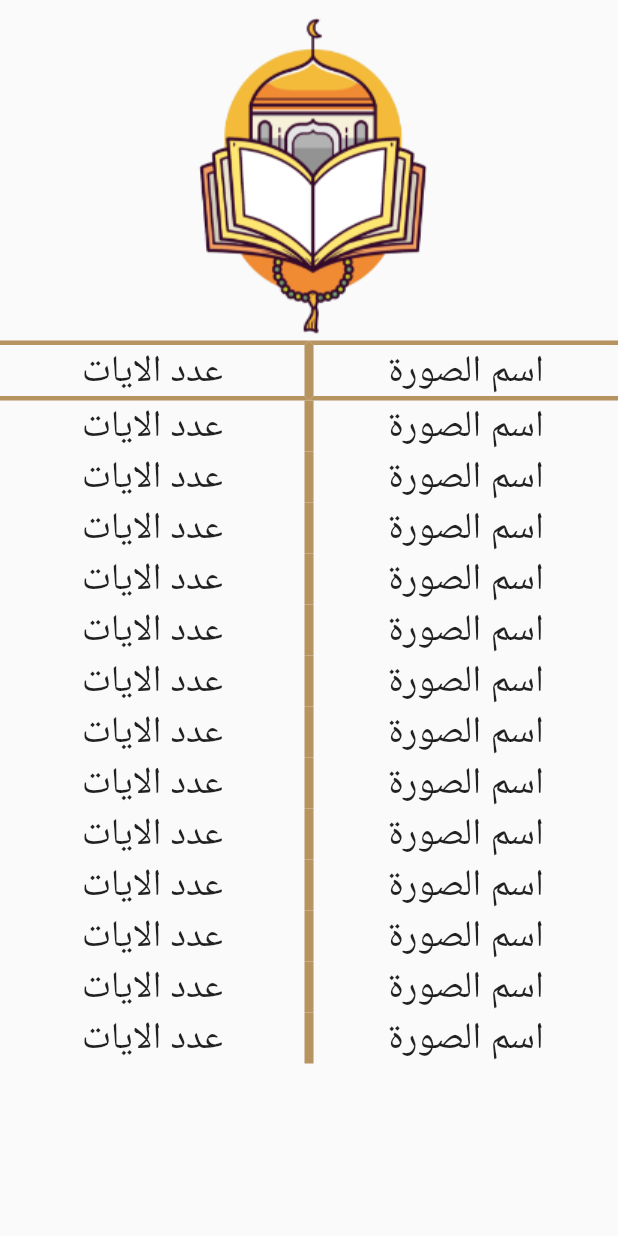
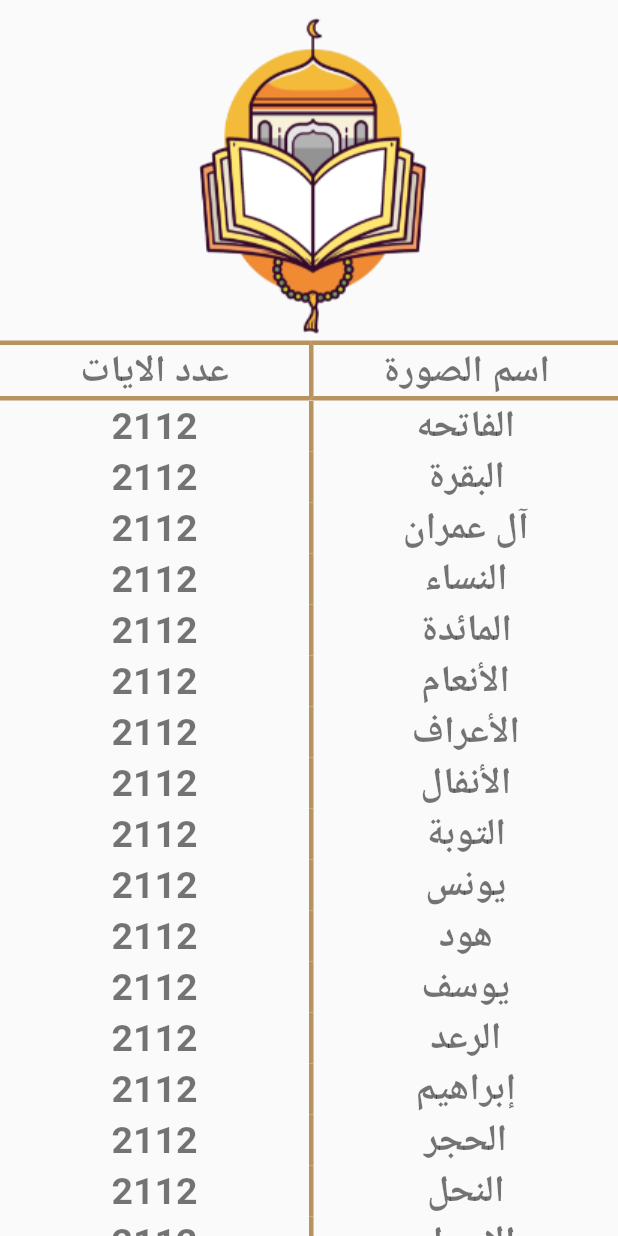
Before and after one commit to hassanProDev/quranApp, a Flutter app: the QuranScreen screen opened directly, on a phone screen of 412 x 824 dp. Run offline on Flutter 3.47's test engine with Material 2 defaults, Android fonts, the phone set to English and light mode, and no system bars.

Commit message:
add event to item of quran screen and set style

```diff
--- /dev/null
+++ b/lib/app_data/sura_data.dart
@@ -0,0 +1,26 @@
+
+
+class SuraData{
+  String? suraName;
+  String? ayatCount;
+  SuraData({this.suraName,this.ayatCount='2112'});
+}
+
+List<String> suraName=["الفاتحه","البقرة","آل عمران","النساء","المائدة","الأنعام","الأعراف","الأنفال","التوبة","يونس","هود"
+  ,"يوسف","الرعد","إبراهيم","الحجر","النحل","الإسراء","الكهف","مريم","طه","الأنبياء","الحج","المؤمنون"
+  ,"النّور","الفرقان","الشعراء","النّمل","القصص","العنكبوت","الرّوم","لقمان","السجدة","الأحزاب","سبأ"
+  ,"فاطر","يس","الصافات","ص","الزمر","غافر","فصّلت","الشورى","الزخرف","الدّخان","الجاثية","الأحقاف"
+  ,"محمد","الفتح","الحجرات","ق","الذاريات","الطور","النجم","القمر","الرحمن","الواقعة","الحديد","المجادلة"
+  ,"الحشر","الممتحنة","الصف","الجمعة","المنافقون","التغابن","الطلاق","التحريم","الملك","القلم","الحاقة","المعارج"
+  ,"نوح","الجن","المزّمّل","المدّثر","القيامة","الإنسان","المرسلات","النبأ","النازعات","عبس","التكوير","الإنفطار"
+  ,"المطفّفين","الإنشقاق","البروج","الطارق","الأعلى","الغاشية","الفجر","البلد","الشمس","الليل","الضحى","الشرح"
+  ,"التين","العلق","القدر","البينة","الزلزلة","العاديات","القارعة","التكاثر","العصر",
+  "الهمزة","الفيل","قريش","الماعون","الكوثر","الكافرون","النصر","المسد","الإخلاص","الفلق","الناس"];
+
+List<SuraData> suraData=[];
+
+void addSuraData(){
+  for(int i=0;i<suraName.length;i++){
+    suraData.add(SuraData(suraName: suraName[i]));
+  }
+}
--- a/lib/customise_widget/custom_quran_title.dart
+++ b/lib/customise_widget/custom_quran_title.dart
@@ -23,10 +23,7 @@ class CustomQuranTitle extends StatelessWidget {
         alignment: Alignment.center,
         child: Text(
           '$title',
-          style: TextStyle(
-            fontSize: 25,
-            fontWeight: FontWeight.w400,
-          ),
+          style:Theme.of(context).textTheme.headline2,
         ),
         decoration: BoxDecoration(
           border: Border(
--- /dev/null
+++ b/lib/customise_widget/custom_sura_data.dart
@@ -0,0 +1,32 @@
+import 'package:flutter/material.dart';
+import 'package:islami_app/app_data/sura_data.dart';
+
+import '../reused_style/reused_style.dart';
+import 'custom_quran_title.dart';
+
+class CustomSuraData extends StatelessWidget {
+  final SuraData? suraData;
+  final VoidCallback? func;
+  const CustomSuraData({Key? key,this.suraData,this.func}) : super(key: key);
+
+  @override
+  Widget build(BuildContext context) {
+    return InkWell(
+      onTap: (){
+        func!();
+      },
+      child: Row(
+        children: [
+          CustomQuranTitle(
+            title: '${suraData!.ayatCount}',
+            // right: borderSideOfQuranScreen,
+          ),
+          CustomQuranTitle(
+            title: '${suraData!.suraName}',
+            left: borderSideOfQuranScreen,
+          ),
+        ],
+      ),
+    );
+  }
+}
--- a/lib/home_app.dart
+++ b/lib/home_app.dart
@@ -1,5 +1,6 @@
 import 'package:flutter/material.dart';
 import 'package:islami_app/replacing_tabs/replacing_tabs.dart';
+import 'package:islami_app/theming/my_them_mood.dart';
 
 class MyHome extends StatefulWidget {
   static const String routeName = 'myHomePage';
@@ -40,6 +41,8 @@ class _MyHomeState extends State<MyHome> {
                 setState(() {});
               },
               currentIndex: currentIndex,
+              selectedItemColor: MyTheme.blackColor,
+              unselectedItemColor: MyTheme.whiteColor,
               items: [
                 BottomNavigationBarItem(
                   icon: ImageIcon(AssetImage('assets/images/radio.png')),
--- a/lib/tabs/quran.dart
+++ b/lib/tabs/quran.dart
@@ -1,12 +1,16 @@
 import 'package:flutter/material.dart';
+import 'package:islami_app/app_data/sura_data.dart';
 import 'package:islami_app/customise_widget/custom_quran_title.dart';
+import 'package:islami_app/customise_widget/custom_sura_data.dart';
 import 'package:islami_app/reused_style/reused_style.dart';
 
 class QuranScreen extends StatelessWidget {
-  const QuranScreen({Key? key}) : super(key: key);
+
 
   @override
   Widget build(BuildContext context) {
+    addSuraData();
+    print(suraData);
     return Scaffold(
       body: Container(
         child: Column(
@@ -23,7 +27,7 @@ class QuranScreen extends StatelessWidget {
                   title: 'عدد الايات',
                   top: borderSideOfQuranScreen,
                   bottom: borderSideOfQuranScreen,
-                  right: borderSideOfQuranScreen,
+                  //
                 ),
                 CustomQuranTitle(
                   title: 'اسم الصورة',
@@ -34,165 +38,10 @@ class QuranScreen extends StatelessWidget {
               ],
             ),
             Expanded(
-              child: ListView(
-                children: [
-                  Row(
-                    children: [
-                      CustomQuranTitle(
-                        title: 'عدد الايات',
-                        right: borderSideOfQuranScreen,
-                      ),
-                      CustomQuranTitle(
-                        title: 'اسم الصورة',
-                        left: borderSideOfQuranScreen,
-                      ),
-                    ],
-                  ),
-                  Row(
-                    children: [
-                      CustomQuranTitle(
-                        title: 'عدد الايات',
-                        right: borderSideOfQuranScreen,
-                      ),
-                      CustomQuranTitle(
-                        title: 'اسم الصورة',
-                        left: borderSideOfQuranScreen,
-                      ),
-                    ],
-                  ),
-                  Row(
-                    children: [
-                      CustomQuranTitle(
-                        title: 'عدد الايات',
-                        right: borderSideOfQuranScreen,
-                      ),
-                      CustomQuranTitle(
-                        title: 'اسم الصورة',
-                        left: borderSideOfQuranScreen,
-                      ),
-                    ],
-                  ),
-                  Row(
-                    children: [
-                      CustomQuranTitle(
-                        title: 'عدد الايات',
-                        right: borderSideOfQuranScreen,
-                      ),
-                      CustomQuranTitle(
-                        title: 'اسم الصورة',
-                        left: borderSideOfQuranScreen,
-                      ),
-                    ],
-                  ),
-                  Row(
-                    children: [
-                      CustomQuranTitle(
-                        title: 'عدد الايات',
-                        right: borderSideOfQuranScreen,
-                      ),
-                      CustomQuranTitle(
-                        title: 'اسم الصورة',
-                        left: borderSideOfQuranScreen,
-                      ),
-                    ],
-                  ),
-                  Row(
-                    children: [
-                      CustomQuranTitle(
-                        title: 'عدد الايات',
-                        right: borderSideOfQuranScreen,
-                      ),
-                      CustomQuranTitle(
-                        title: 'اسم الصورة',
-                        left: borderSideOfQuranScreen,
-                      ),
-                    ],
-                  ),
-                  Row(
-                    children: [
-                      CustomQuranTitle(
-                        title: 'عدد الايات',
-                        right: borderSideOfQuranScreen,
-                      ),
-                      CustomQuranTitle(
-                        title: 'اسم الصورة',
-                        left: borderSideOfQuranScreen,
-                      ),
-                    ],
-                  ),
-                  Row(
-                    children: [
-                      CustomQuranTitle(
-                        title: 'عدد الايات',
-                        right: borderSideOfQuranScreen,
-                      ),
-                      CustomQuranTitle(
-                        title: 'اسم الصورة',
-                        left: borderSideOfQuranScreen,
-                      ),
-                    ],
-                  ),
-                  Row(
-                    children: [
-                      CustomQuranTitle(
-                        title: 'عدد الايات',
-                        right: borderSideOfQuranScreen,
-                      ),
-                      CustomQuranTitle(
-                        title: 'اسم الصورة',
-                        left: borderSideOfQuranScreen,
-                      ),
-                    ],
-                  ),
-                  Row(
-                    children: [
-                      CustomQuranTitle(
-                        title: 'عدد الايات',
-                        right: borderSideOfQuranScreen,
-                      ),
-                      CustomQuranTitle(
-                        title: 'اسم الصورة',
-                        left: borderSideOfQuranScreen,
-                      ),
-                    ],
-                  ),
-                  Row(
-                    children: [
-                      CustomQuranTitle(
-                        title: 'عدد الايات',
-                        right: borderSideOfQuranScreen,
-                      ),
-                      CustomQuranTitle(
-                        title: 'اسم الصورة',
-                        left: borderSideOfQuranScreen,
-                      ),
-                    ],
-                  ),
-                  Row(
-                    children: [
-                      CustomQuranTitle(
-                        title: 'عدد الايات',
-                        right: borderSideOfQuranScreen,
-                      ),
-                      CustomQuranTitle(
-                        title: 'اسم الصورة',
-                        left: borderSideOfQuranScreen,
-                      ),
-                    ],
-                  ),
-                  Row(
-                    children: [
-                      CustomQuranTitle(
-                        title: 'عدد الايات',
-                        right: borderSideOfQuranScreen,
-                      ),
-                      CustomQuranTitle(
-                        title: 'اسم الصورة',
-                        left: borderSideOfQuranScreen,
-                      ),
-                    ],
-                  ),
-                ],
+              child: ListView.builder(
+                padding: EdgeInsets.all(0),
+                itemCount: suraData.length,
+                itemBuilder: (context,index)=>CustomSuraData(suraData: suraData[index],)
               ),
             ),
           ],
--- a/lib/theming/my_them_mood.dart
+++ b/lib/theming/my_them_mood.dart
@@ -19,6 +19,10 @@ class MyTheme {
         fontSize: 30,
         fontWeight: FontWeight.bold,
       ),
+      headline2: TextStyle(
+        fontSize: 25,
+        fontWeight: FontWeight.bold,
+      ),
     ),
   );
 
```
